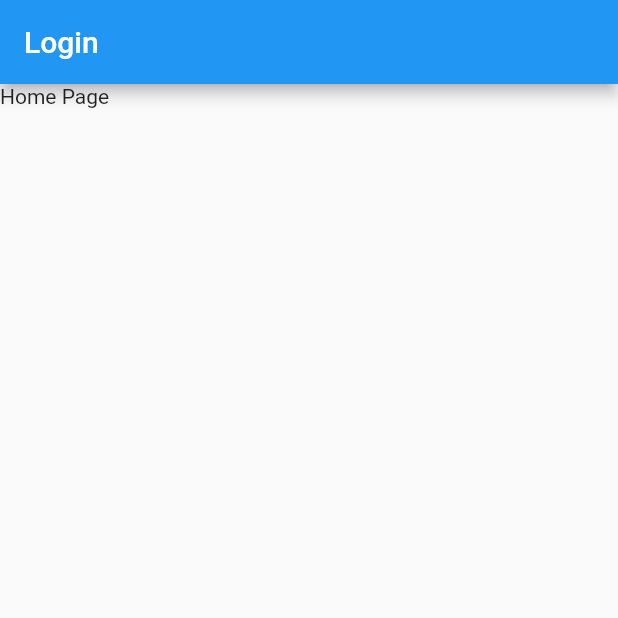
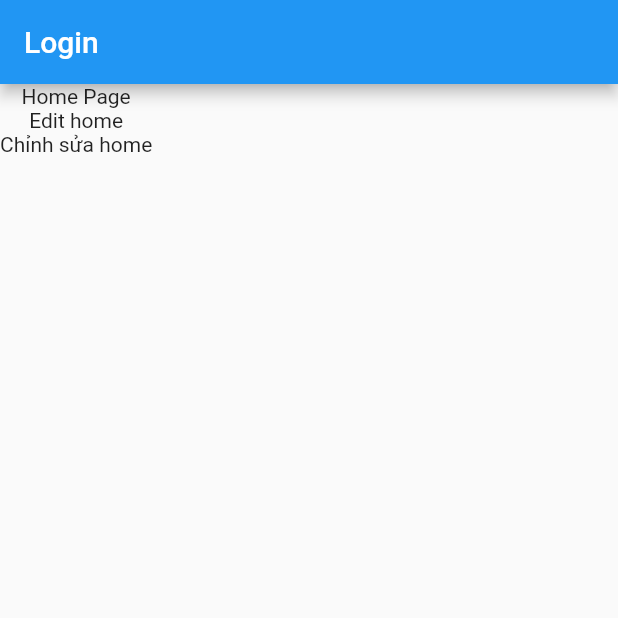
Before and after one commit to chieucold/project_home, a Flutter app: the screen it shows after launch, on a phone screen of 412 x 824 dp, the top half of it. Run offline on Flutter 3.47's test engine with Material 2 defaults, Android fonts, the phone set to English and light mode, and no system bars; our stand-ins replace get.

Commit message:
edit ui home

```diff
--- a/lib/feature/home/home_view.dart
+++ b/lib/feature/home/home_view.dart
@@ -10,7 +10,11 @@ class HomeView extends StatelessWidget {
         title: const Text('Login'),
       ),
       body: Column(
-        children: const [Text("Home Page")],
+        children: const [
+          Text("Home Page"),
+          Text('Edit home'),
+          Text('Chỉnh sửa home'),
+        ],
       ),
     );
   }
```
